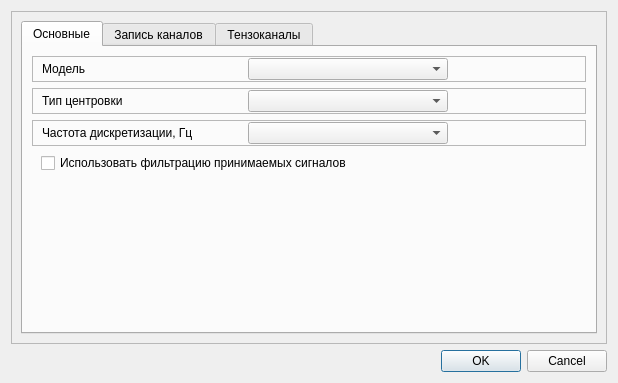
Qt form drivers/devices/amed_platform/amedplatform01paramsdialog.ui (grigp/a-analyser) before a commit.
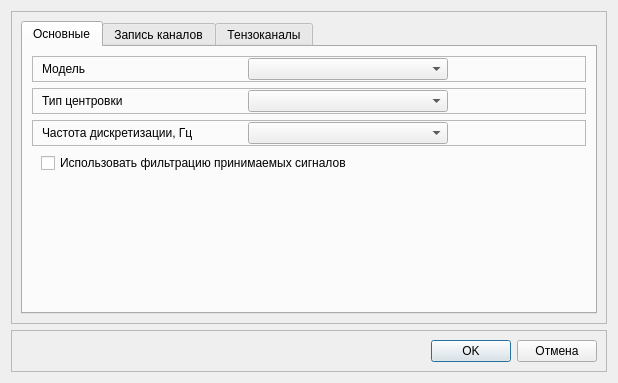
The same form after that commit.

Commit message: Замена ButtonBar в ряде диалоговых окон

```diff
--- a/drivers/devices/amed_platform/amedplatform01paramsdialog.ui
+++ b/drivers/devices/amed_platform/amedplatform01paramsdialog.ui
@@ -828,13 +828,42 @@
     </widget>
    </item>
    <item>
-    <widget class="QDialogButtonBox" name="buttonBox">
-     <property name="orientation">
-      <enum>Qt::Horizontal</enum>
+    <widget class="QFrame" name="frModalButtons">
+     <property name="frameShape">
+      <enum>QFrame::StyledPanel</enum>
      </property>
-     <property name="standardButtons">
-      <set>QDialogButtonBox::Cancel|QDialogButtonBox::Ok</set>
+     <property name="frameShadow">
+      <enum>QFrame::Raised</enum>
      </property>
+     <layout class="QHBoxLayout" name="horizontalLayout_10">
+      <item>
+       <spacer name="horizontalSpacer_17">
+        <property name="orientation">
+         <enum>Qt::Horizontal</enum>
+        </property>
+        <property name="sizeHint" stdset="0">
+         <size>
+          <width>40</width>
+          <height>20</height>
+         </size>
+        </property>
+       </spacer>
+      </item>
+      <item>
+       <widget class="QPushButton" name="btnOK">
+        <property name="text">
+         <string>OK</string>
+        </property>
+       </widget>
+      </item>
+      <item>
+       <widget class="QPushButton" name="btnCancel">
+        <property name="text">
+         <string>Отмена</string>
+        </property>
+       </widget>
+      </item>
+     </layout>
     </widget>
    </item>
   </layout>
```
Left out of the diff: 24 changed lines with no effect on the pictures. The commit also changes 7 other files.
